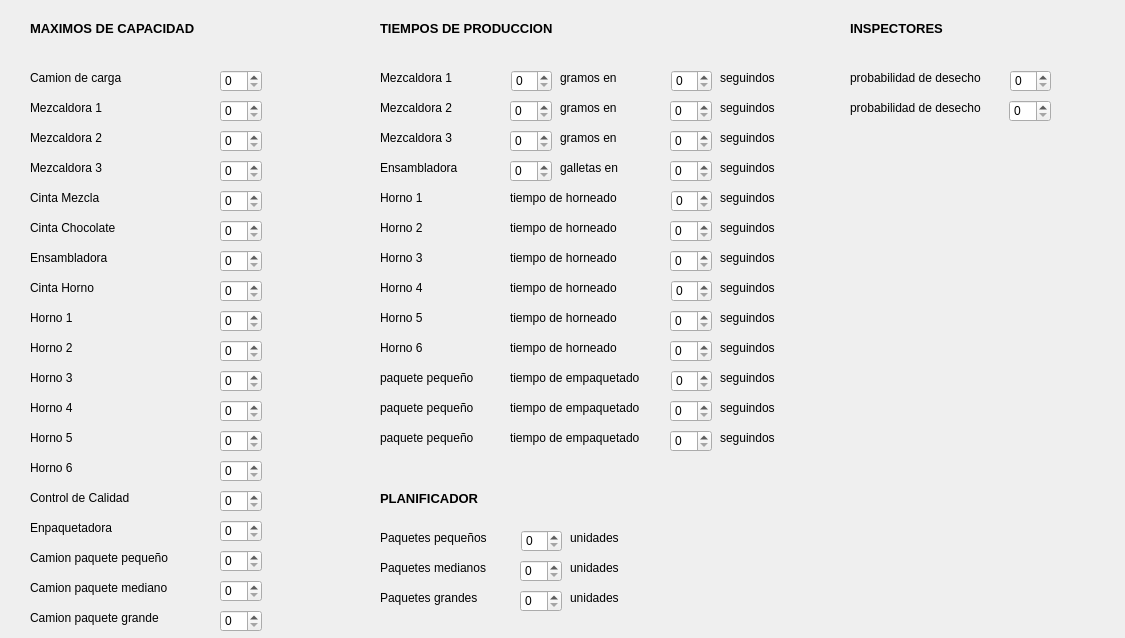
Before: the Qt Designer form Fabrica/configuracion.ui in gaboq98/FABRICA, drawn with Qt 5.
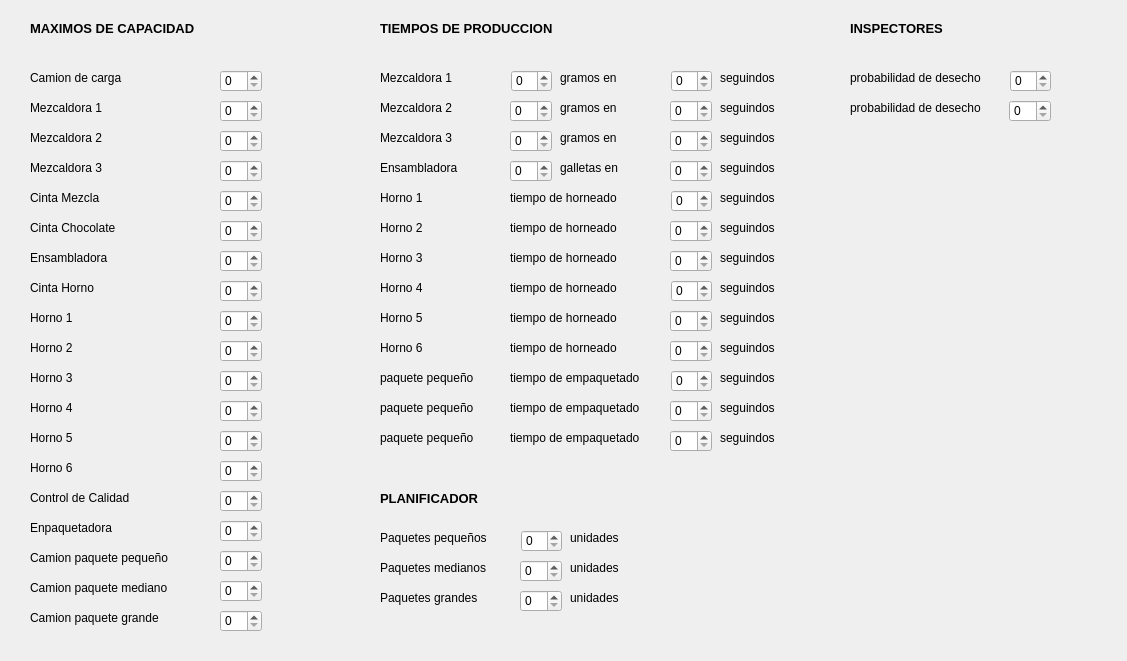
After: the same form once the commit is applied.

The edit to the form file:
```diff
--- a/Fabrica/configuracion.ui
+++ b/Fabrica/configuracion.ui
@@ -6,8 +6,8 @@
    <rect>
     <x>0</x>
     <y>0</y>
-    <width>1125</width>
-    <height>638</height>
+    <width>1127</width>
+    <height>661</height>
    </rect>
   </property>
   <property name="windowTitle">
```
Left out of the diff: 114 changed lines with no effect on the pictures.
